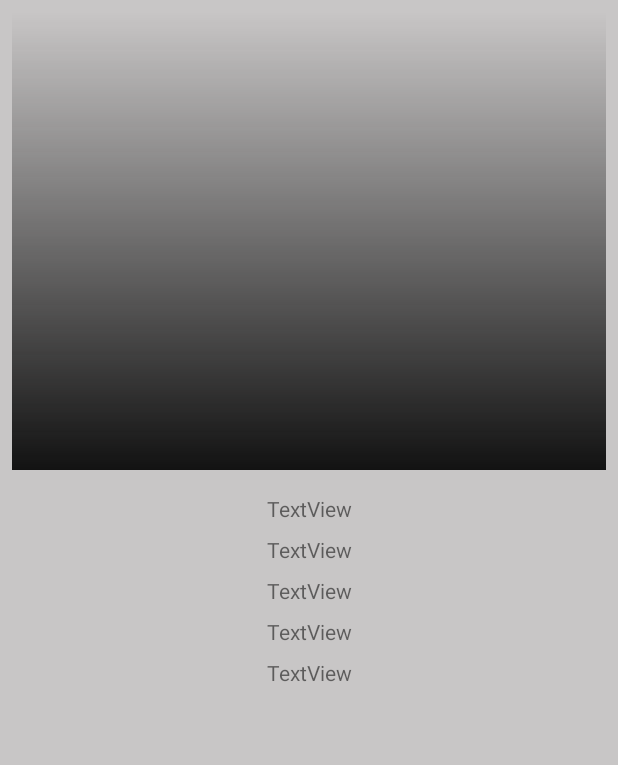
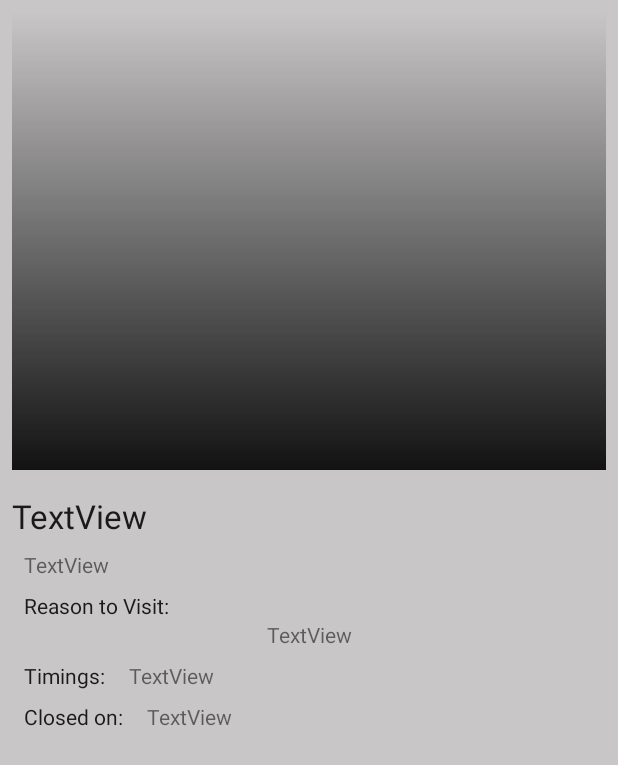
Before and after one commit to davemaharshi7/TravelBuddy, an Android app: the layout activity_separate_place_details.xml on its own in the app's theme, with its tools: preview values and no code run, on a phone screen of 412 x 824 dp. Shown: the top 765 px of the screen. Run offline under Robolectric (Android 15) with nearby library versions, the phone set to English and light mode, and no system bars.

Commit message:
Updated UI for Single Plave view
updated activity_separate_place_details.xml file for ui

```diff
--- a/TravelGuide/app/src/main/res/layout/activity_separate_place_details.xml
+++ b/TravelGuide/app/src/main/res/layout/activity_separate_place_details.xml
@@ -35,9 +35,8 @@
         android:layout_height="wrap_content"
         android:layout_marginStart="8dp"
         android:layout_marginTop="8dp"
-        android:layout_marginEnd="8dp"
         android:text="TextView"
-        app:layout_constraintEnd_toEndOf="parent"
+        android:textAppearance="@style/TextAppearance.AppCompat.Large"
         app:layout_constraintStart_toStartOf="parent"
         app:layout_constraintTop_toTopOf="@+id/guideline12" />
 
@@ -45,11 +44,9 @@
         android:id="@+id/DescriptionField"
         android:layout_width="wrap_content"
         android:layout_height="wrap_content"
-        android:layout_marginStart="8dp"
+        android:layout_marginStart="16dp"
         android:layout_marginTop="8dp"
-        android:layout_marginEnd="8dp"
         android:text="TextView"
-        app:layout_constraintEnd_toEndOf="parent"
         app:layout_constraintStart_toStartOf="parent"
         app:layout_constraintTop_toBottomOf="@+id/NameField" />
 
@@ -58,34 +55,62 @@
         android:layout_width="wrap_content"
         android:layout_height="wrap_content"
         android:layout_marginStart="8dp"
-        android:layout_marginTop="8dp"
         android:layout_marginEnd="8dp"
         android:text="TextView"
         app:layout_constraintEnd_toEndOf="parent"
         app:layout_constraintStart_toStartOf="parent"
-        app:layout_constraintTop_toBottomOf="@+id/DescriptionField" />
+        app:layout_constraintTop_toBottomOf="@+id/textView22" />
 
     <TextView
         android:id="@+id/CloseDaysField"
         android:layout_width="wrap_content"
         android:layout_height="wrap_content"
-        android:layout_marginStart="8dp"
+        android:layout_marginStart="16dp"
         android:layout_marginTop="8dp"
-        android:layout_marginEnd="8dp"
         android:text="TextView"
-        app:layout_constraintEnd_toEndOf="parent"
-        app:layout_constraintStart_toStartOf="parent"
-        app:layout_constraintTop_toBottomOf="@+id/ReasonField" />
+        app:layout_constraintStart_toEndOf="@+id/textView24"
+        app:layout_constraintTop_toBottomOf="@+id/OpenTimingField" />
 
     <TextView
         android:id="@+id/OpenTimingField"
         android:layout_width="wrap_content"
         android:layout_height="wrap_content"
-        android:layout_marginStart="8dp"
+        android:layout_marginStart="16dp"
         android:layout_marginTop="8dp"
-        android:layout_marginEnd="8dp"
         android:text="TextView"
-        app:layout_constraintEnd_toEndOf="parent"
+        app:layout_constraintStart_toEndOf="@+id/textView23"
+        app:layout_constraintTop_toBottomOf="@+id/ReasonField" />
+
+    <TextView
+        android:id="@+id/textView22"
+        android:layout_width="wrap_content"
+        android:layout_height="wrap_content"
+        android:layout_marginStart="16dp"
+        android:layout_marginTop="8dp"
+        android:text="Reason to Visit:"
+        android:textAppearance="@style/TextAppearance.AppCompat"
         app:layout_constraintStart_toStartOf="parent"
-        app:layout_constraintTop_toBottomOf="@+id/CloseDaysField" />
+        app:layout_constraintTop_toBottomOf="@+id/DescriptionField" />
+
+    <TextView
+        android:id="@+id/textView23"
+        android:layout_width="wrap_content"
+        android:layout_height="wrap_content"
+        android:layout_marginStart="16dp"
+        android:layout_marginTop="8dp"
+        android:text="Timings:"
+        android:textAppearance="@style/TextAppearance.AppCompat"
+        app:layout_constraintStart_toStartOf="parent"
+        app:layout_constraintTop_toBottomOf="@+id/ReasonField" />
+
+    <TextView
+        android:id="@+id/textView24"
+        android:layout_width="wrap_content"
+        android:layout_height="wrap_content"
+        android:layout_marginStart="16dp"
+        android:layout_marginTop="8dp"
+        android:text="Closed on:"
+        android:textAppearance="@style/TextAppearance.AppCompat"
+        app:layout_constraintStart_toStartOf="parent"
+        app:layout_constraintTop_toBottomOf="@+id/textView23" />
 </android.support.constraint.ConstraintLayout>
```
